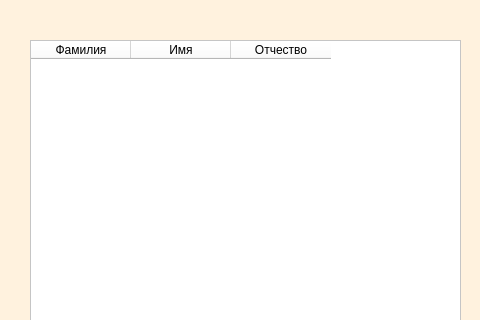
Qt form frontend/del_teachers.ui (saaasssska/helper_by_school) before a commit; both pictures show x 0 to 480 and y 0 to 320 of the 821 by 600 pixel window.
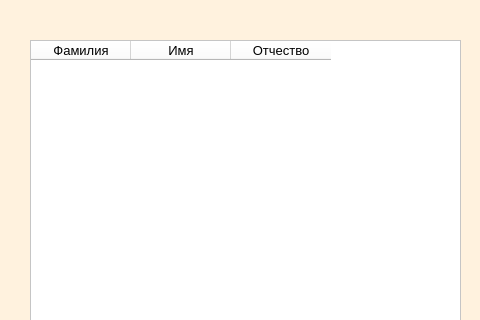
The same form after that commit. Icons and pictures are not drawn.

Patch:
```diff
--- a/frontend/del_teachers.ui
+++ b/frontend/del_teachers.ui
@@ -17,6 +17,9 @@
    <string notr="true">background-color: rgb(255, 242, 222);</string>
   </property>
   <widget class="QTableWidget" name="tableWidget">
+   <property name="enabled">
+    <bool>false</bool>
+   </property>
    <property name="geometry">
     <rect>
      <x>30</x>
@@ -31,22 +34,38 @@
     </font>
    </property>
    <property name="styleSheet">
-    <string notr="true">background-color: rgb(255, 255, 255);</string>
+    <string notr="true">background-color: rgb(255, 255, 255);
+color: rgb(0, 0, 0);</string>
    </property>
    <column>
     <property name="text">
      <string>Фамилия</string>
     </property>
+    <property name="font">
+     <font>
+      <pointsize>10</pointsize>
+     </font>
+    </property>
    </column>
    <column>
     <property name="text">
      <string>Имя</string>
     </property>
+    <property name="font">
+     <font>
+      <pointsize>10</pointsize>
+     </font>
+    </property>
    </column>
    <column>
     <property name="text">
      <string>Отчество</string>
     </property>
+    <property name="font">
+     <font>
+      <pointsize>10</pointsize>
+     </font>
+    </property>
    </column>
   </widget>
   <widget class="QComboBox" name="combo_SNP">
```
Left out of the diff: 16 changed lines with no effect on the pictures.
